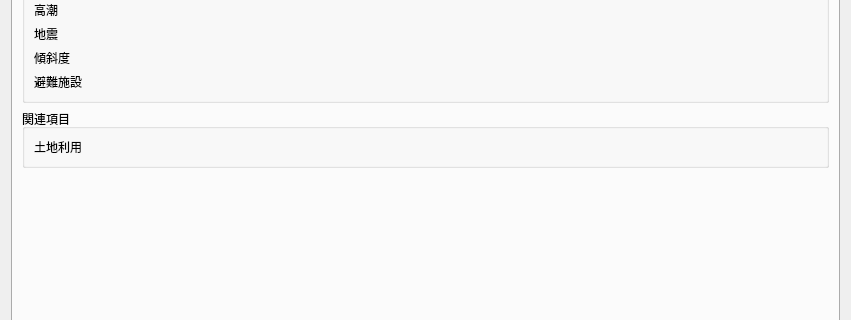
The window that ui/main_window.ui (0712kazu/HazardMapGame_tool) describes before a commit, drawn with Qt 5; both pictures show x 0 to 851 and y 280 to 600 of the 851 by 843 pixel window.
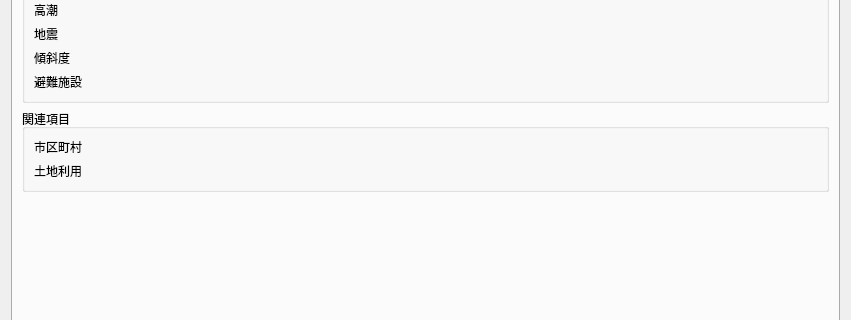
The same window after the commit. Custom widgets are drawn as their Qt base class.

Commit message: Implement preprocess cities

```diff
--- a/ui/main_window.ui
+++ b/ui/main_window.ui
@@ -60,11 +60,25 @@
           <item row="0" column="0">
            <widget class="QLabel" name="label_12">
             <property name="text">
-             <string>土地利用</string>
+             <string>市区町村</string>
             </property>
            </widget>
           </item>
           <item row="0" column="1">
+           <widget class="QgsFileWidget" name="QgsFileWidget_shikuchoson">
+            <property name="storageMode">
+             <enum>QgsFileWidget::GetDirectory</enum>
+            </property>
+           </widget>
+          </item>
+          <item row="1" column="0">
+           <widget class="QLabel" name="label_12">
+            <property name="text">
+             <string>土地利用</string>
+            </property>
+           </widget>
+          </item>
+          <item row="1" column="1">
            <widget class="QgsFileWidget" name="QgsFileWidget_tochiriyou">
             <property name="storageMode">
              <enum>QgsFileWidget::GetDirectory</enum>
```
Left out of the diff: 2 changed lines with no effect on the pictures. The commit also changes 2 other files.
